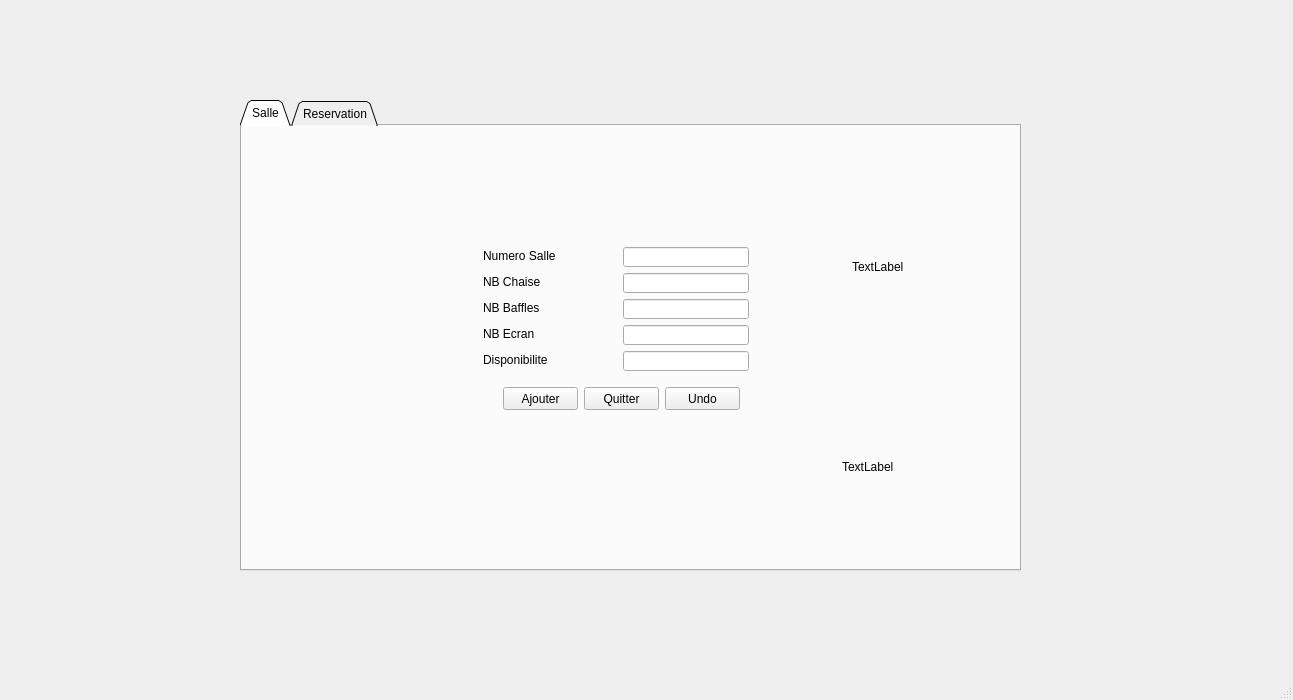
Old version of the form mainwindow.ui in the repository RoukaiaKHELIFI/Smart_Cinema2A12.
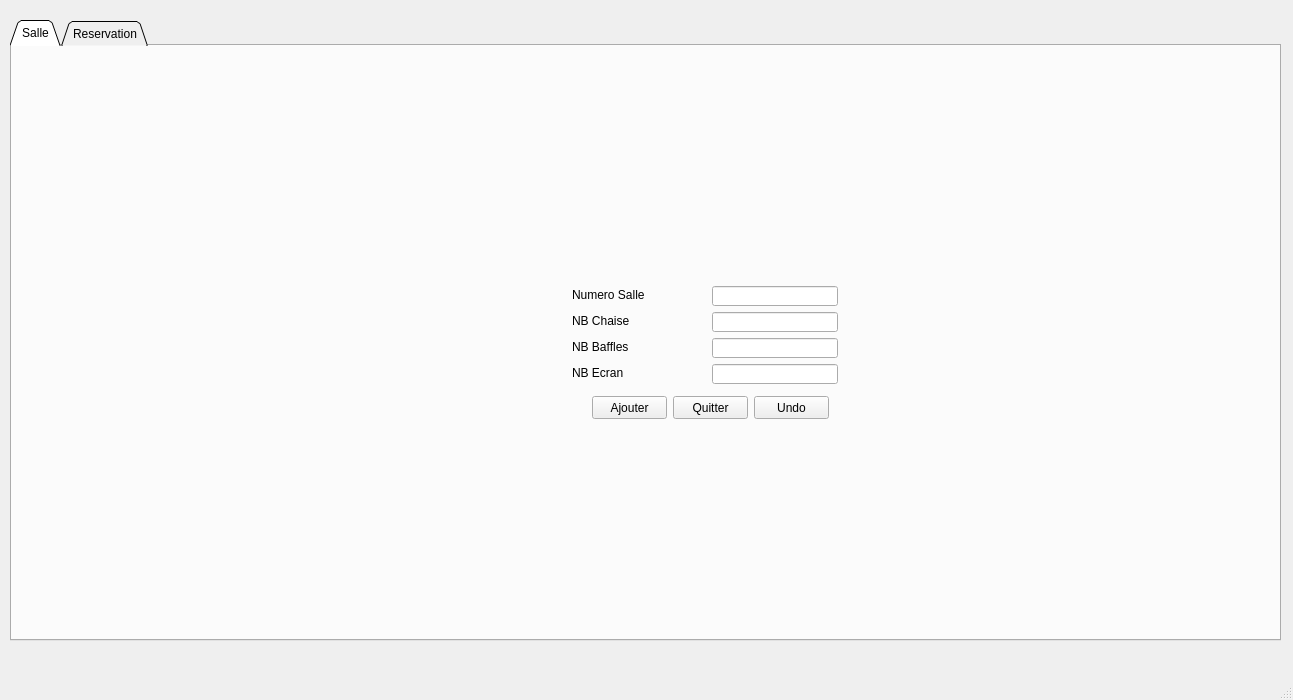
New version of the form. The open tabs and pages were chosen to show the change. Icons and pictures are not drawn.

Patch:
```diff
--- a/mainwindow.ui
+++ b/mainwindow.ui
@@ -3836,10 +3836,10 @@
      <widget class="QTabWidget" name="tabWidget_3">
       <property name="geometry">
        <rect>
-        <x>240</x>
-        <y>90</y>
-        <width>781</width>
-        <height>471</height>
+        <x>10</x>
+        <y>10</y>
+        <width>1271</width>
+        <height>621</height>
        </rect>
       </property>
       <property name="styleSheet">
@@ -3860,8 +3860,8 @@
          <rect>
           <x>10</x>
           <y>20</y>
-          <width>761</width>
-          <height>411</height>
+          <width>1231</width>
+          <height>541</height>
          </rect>
         </property>
         <property name="styleSheet">
@@ -4018,8 +4018,8 @@
          <widget class="QLabel" name="label_64">
           <property name="geometry">
            <rect>
-            <x>231</x>
-            <y>101</y>
+            <x>550</x>
+            <y>220</y>
             <width>96</width>
             <height>18</height>
            </rect>
@@ -4031,8 +4031,8 @@
          <widget class="QLineEdit" name="nb_baffles_ajout">
           <property name="geometry">
            <rect>
-            <x>371</x>
-            <y>153</y>
+            <x>690</x>
+            <y>272</y>
             <width>126</width>
             <height>20</height>
            </rect>
@@ -4044,8 +4044,8 @@
          <widget class="QPushButton" name="pushButton_13">
           <property name="geometry">
            <rect>
-            <x>332</x>
-            <y>241</y>
+            <x>651</x>
+            <y>330</y>
             <width>75</width>
             <height>23</height>
            </rect>
@@ -4063,8 +4063,8 @@
          <widget class="QPushButton" name="return_from_ajout">
           <property name="geometry">
            <rect>
-            <x>413</x>
-            <y>241</y>
+            <x>732</x>
+            <y>330</y>
             <width>75</width>
             <height>23</height>
            </rect>
@@ -4082,8 +4082,8 @@
          <widget class="QLabel" name="label_65">
           <property name="geometry">
            <rect>
-            <x>231</x>
-            <y>127</y>
+            <x>550</x>
+            <y>246</y>
             <width>72</width>
             <height>18</height>
            </rect>
@@ -4095,8 +4095,8 @@
          <widget class="QLineEdit" name="nb_chaise_ajout">
           <property name="geometry">
            <rect>
-            <x>371</x>
-            <y>127</y>
+            <x>690</x>
+            <y>246</y>
             <width>126</width>
             <height>20</height>
            </rect>
@@ -4108,8 +4108,8 @@
          <widget class="QPushButton" name="pushButton_14">
           <property name="geometry">
            <rect>
-            <x>251</x>
-            <y>241</y>
+            <x>570</x>
+            <y>330</y>
             <width>75</width>
             <height>23</height>
            </rect>
@@ -4127,8 +4127,8 @@
          <widget class="QLineEdit" name="nm_salle_ajout">
           <property name="geometry">
            <rect>
-            <x>371</x>
-            <y>101</y>
+            <x>690</x>
+            <y>220</y>
             <width>126</width>
             <height>20</height>
            </rect>
@@ -4143,8 +4143,8 @@
          <widget class="QLabel" name="label_66">
           <property name="geometry">
            <rect>
-            <x>231</x>
-            <y>179</y>
+            <x>550</x>
+            <y>298</y>
             <width>64</width>
             <height>18</height>
            </rect>
@@ -4156,8 +4156,8 @@
          <widget class="QLabel" name="label_67">
           <property name="geometry">
            <rect>
-            <x>231</x>
-            <y>153</y>
+            <x>550</x>
+            <y>272</y>
             <width>80</width>
             <height>18</height>
            </rect>
@@ -4169,8 +4169,8 @@
          <widget class="QLineEdit" name="nb_ecrans_ajout">
           <property name="geometry">
            <rect>
-            <x>371</x>
-            <y>179</y>
+            <x>690</x>
+            <y>298</y>
             <width>126</width>
             <height>20</height>
            </rect>
@@ -4179,58 +4179,6 @@
            <string notr="true"/>
           </property>
          </widget>
-         <widget class="QLabel" name="label_68">
-          <property name="geometry">
-           <rect>
-            <x>231</x>
-            <y>205</y>
-            <width>104</width>
-            <height>18</height>
-           </rect>
-          </property>
-          <property name="text">
-           <string>Disponibilite</string>
-          </property>
-         </widget>
-         <widget class="QLineEdit" name="dispo">
-          <property name="geometry">
-           <rect>
-            <x>371</x>
-            <y>205</y>
-            <width>126</width>
-            <height>20</height>
-           </rect>
-          </property>
-          <property name="styleSheet">
-           <string notr="true"/>
-          </property>
-         </widget>
-         <widget class="QLabel" name="Pathe_3">
-          <property name="geometry">
-           <rect>
-            <x>600</x>
-            <y>70</y>
-            <width>141</width>
-            <height>101</height>
-           </rect>
-          </property>
-          <property name="text">
-           <string>TextLabel</string>
-          </property>
-         </widget>
-         <widget class="QLabel" name="expertcode_2">
-          <property name="geometry">
-           <rect>
-            <x>590</x>
-            <y>270</y>
-            <width>141</width>
-            <height>101</height>
-           </rect>
-          </property>
-          <property name="text">
-           <string>TextLabel</string>
-          </property>
-         </widget>
         </widget>
         <widget class="QWidget" name="Modifier_Reservation">
          <widget class="QPushButton" name="pushButton_15">
```
Left out of the diff: 325 changed lines with no effect on the pictures.
